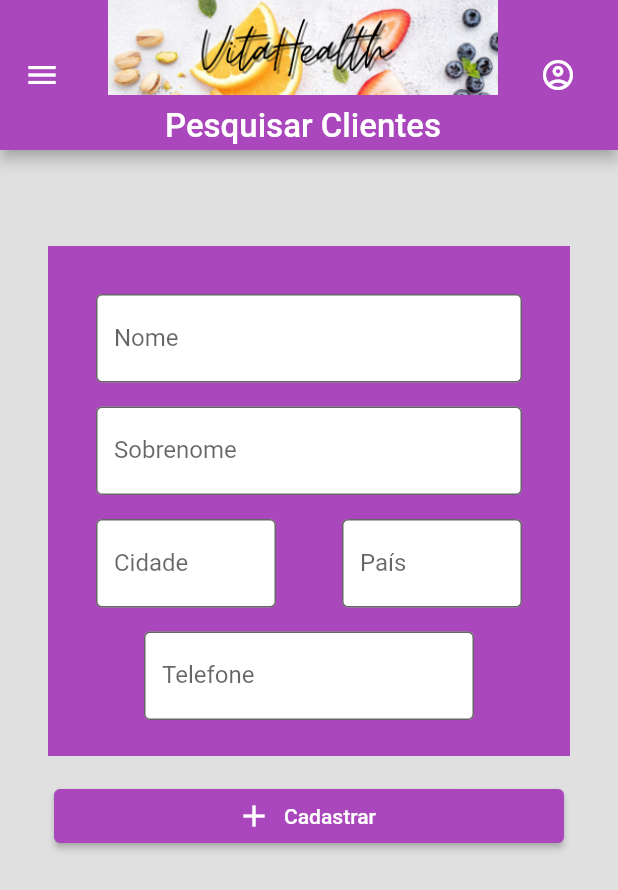
After one commit to prmanfredini/MiniShop, a Flutter app: the ClienteCadastro screen opened directly, on a phone screen of 412 x 824 dp. The commit adds this screen. Shown: the top 890 px of the screen. Run offline on Flutter 3.47's test engine with Material 2 defaults, Android fonts, the phone set to English and light mode, and no system bars.

Commit message:
Features na tela de clientes

```diff
--- a/lib/clientes/models/cliente.dart
+++ b/lib/clientes/models/cliente.dart
@@ -1,4 +1,4 @@
-class clienteModel {
+class ClienteModel {
   int id = 0;
   String firstName = '';
   String lastName = '';
@@ -6,12 +6,33 @@ class clienteModel {
   String country = '';
   String phone = '';
 
-  clienteModel(
-    this.id,
-    this.firstName,
-    this.lastName,
-    this.city,
-    this.country,
-    this.phone,
-  );
+  ClienteModel({
+    required this.id,
+    required this.firstName,
+    required this.lastName,
+    required this.city,
+    required this.country,
+    required this.phone,});
+
+  factory ClienteModel.fromJson(Map<String, dynamic> json) {
+    return ClienteModel(
+      id: json['id'],
+      firstName: json['firstName'],
+      lastName: json['lastName'],
+      city: json['city'],
+      country: json['country'],
+      phone: json['country'],
+    );
+  }
+
+  Map<String, dynamic> toJson() =>
+      {
+        'id': id,
+        'firstName': firstName,
+        'lastName': lastName,
+        'city': city,
+        'country': country,
+        'phone': phone,
+      };
+
 }
--- /dev/null
+++ b/lib/clientes/views/cliente_cadastro.dart
@@ -0,0 +1,150 @@
+import 'package:flutter/cupertino.dart';
+import 'package:flutter/material.dart';
+import 'package:flutter_pr/Home/widgets/appbar.dart';
+import 'package:flutter_pr/Home/widgets/drawer_builder.dart';
+import 'package:flutter_pr/clientes/models/cliente.dart';
+import 'package:flutter_pr/clientes/service/cliente_service.dart';
+
+class ClienteCadastro extends StatefulWidget {
+  String? dropdownValue;
+
+  @override
+  State<ClienteCadastro> createState() => _HomeState();
+}
+
+class _HomeState extends State<ClienteCadastro>
+    with SingleTickerProviderStateMixin {
+  var label = 'Pesquisar Clientes';
+  final TextEditingController firstNameController = TextEditingController();
+  final TextEditingController lastNameController = TextEditingController();
+  final TextEditingController cityController = TextEditingController();
+  final TextEditingController countryController = TextEditingController();
+  final TextEditingController phoneController = TextEditingController();
+  @override
+  void initState() {
+    super.initState();
+  }
+
+  @override
+  Widget build(BuildContext context) {
+    return Scaffold(
+      backgroundColor: Colors.grey.shade300,
+      extendBody: true,
+      appBar: AppBarBuilder(label),
+      drawer: DrawerBuilder(context),
+      body: SingleChildScrollView(
+        child: Column(
+          children: [
+            Padding(
+              padding:
+                  const EdgeInsets.only(right: 32.0, left: 32.0, top: 64.0),
+              child: Container(
+                color: Colors.purple[400],
+                width: 500,
+                height: 340,
+                child: Column(
+                  children: [
+                    Padding(
+                      padding: const EdgeInsets.only(
+                          right: 32.0, left: 32.0, top: 32.0),
+                      child: TextField(
+                        controller: firstNameController,
+                        decoration: const InputDecoration(
+                            filled: true,
+                            border: OutlineInputBorder(),
+                            hintText: 'Nome',
+                            labelText: 'Nome',
+                            fillColor: Colors.white),
+                      ),
+                    ),
+                    Padding(
+                      padding: const EdgeInsets.only(
+                          right: 32.0, left: 32.0, top: 16.0),
+                      child: TextField(
+                        controller: lastNameController,
+                        decoration: const InputDecoration(
+                            filled: true,
+                            border: OutlineInputBorder(),
+                            hintText: 'Sobrenome',
+                            labelText: 'Sobrenome',
+                            fillColor: Colors.white),
+                      ),
+                    ),
+                    Container(
+                      padding: const EdgeInsets.only(
+                          right: 32.0, left: 32.0, top: 16.0),
+                      child: Row(
+                        mainAxisAlignment: MainAxisAlignment.spaceBetween,
+                        children: [
+                          SizedBox(
+                            width: 120,
+                            child: TextField(
+                              controller: cityController,
+                              decoration: const InputDecoration(
+                                  filled: true,
+                                  border: OutlineInputBorder(),
+                                  hintText: 'Cidade',
+                                  labelText: 'Cidade',
+                                  fillColor: Colors.white),
+                            ),
+                          ),
+                          SizedBox(
+                            width: 120,
+                            child: TextField(
+                              controller: countryController,
+                              decoration: const InputDecoration(
+                                  filled: true,
+                                  border: OutlineInputBorder(),
+                                  hintText: 'País',
+                                  labelText: 'País',
+                                  fillColor: Colors.white),
+                            ),
+                          ),
+                        ],
+                      ),
+                    ),
+                    Container(
+                      padding: const EdgeInsets.only(
+                          right: 64.0, left: 64.0, top: 16.0),
+                      child: TextField(
+                        controller: phoneController,
+                        decoration: const InputDecoration(
+                            filled: true,
+                            border: OutlineInputBorder(),
+                            hintText: 'Telefone',
+                            labelText: 'Telefone',
+                            fillColor: Colors.white),
+                      ),
+                    ),
+                  ],
+                ),
+              ),
+            ),
+            Padding(
+              padding:
+                  const EdgeInsets.only(top: 16.0, right: 32.0, left: 32.0),
+              child: SizedBox(
+                  width: 340,
+                  child: ElevatedButton.icon(
+                    onPressed: () {
+                      ClienteModel cliente = ClienteModel(
+                        id: 1,
+                        firstName: firstNameController.text,
+                        lastName: lastNameController.text,
+                        city: cityController.text,
+                        country: countryController.text,
+                        phone: phoneController.text,
+                      );
+                      print(cliente.toJson());
+                      //clienteService().cadastrarCliente(cliente);
+                    },
+                    label: Text('Cadastrar'),
+                    icon: Icon(Icons.add),
+                  )),
+            ),
+          ],
+        ),
+      ),
+    );
+  }
+}
--- a/lib/clientes/views/cliente_view.dart
+++ b/lib/clientes/views/cliente_view.dart
@@ -2,6 +2,7 @@
 import 'package:flutter_pr/Home/widgets/appbar.dart';
 import 'package:flutter_pr/Home/widgets/drawer_builder.dart';
 import 'package:flutter_pr/clientes/views/client.dart';
+import 'package:flutter_pr/clientes/views/cliente_cadastro.dart';
 
 class ClienteView extends StatefulWidget {
   String? dropdownValue;
@@ -37,7 +38,8 @@
         ),
       ),
       floatingActionButton: FloatingActionButton.small(
-        onPressed: () => {},
+        onPressed: () {Navigator.pushReplacement(context, MaterialPageRoute<void>(
+            builder: (BuildContext context) => ClienteCadastro()));},
         child: const Icon(Icons.add, color: Colors.white),
         backgroundColor: Theme.of(context).primaryColor,
       ),
```
Also changed, not shown: lib/clientes/views/client.dart (+17 -22 lines).
